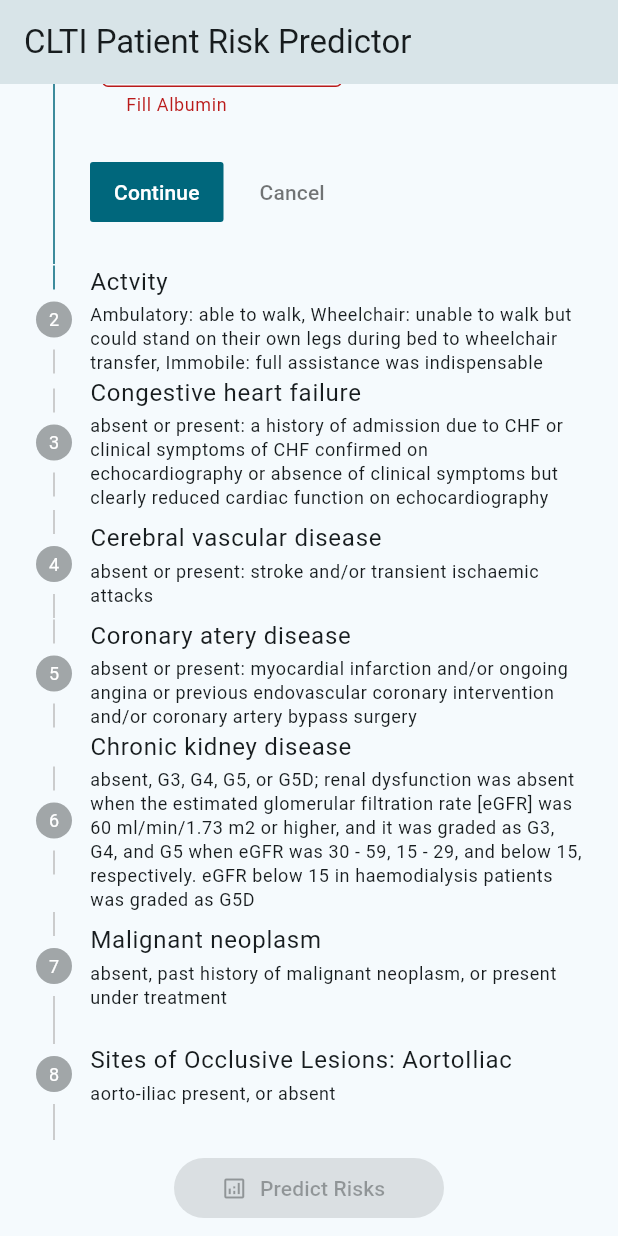
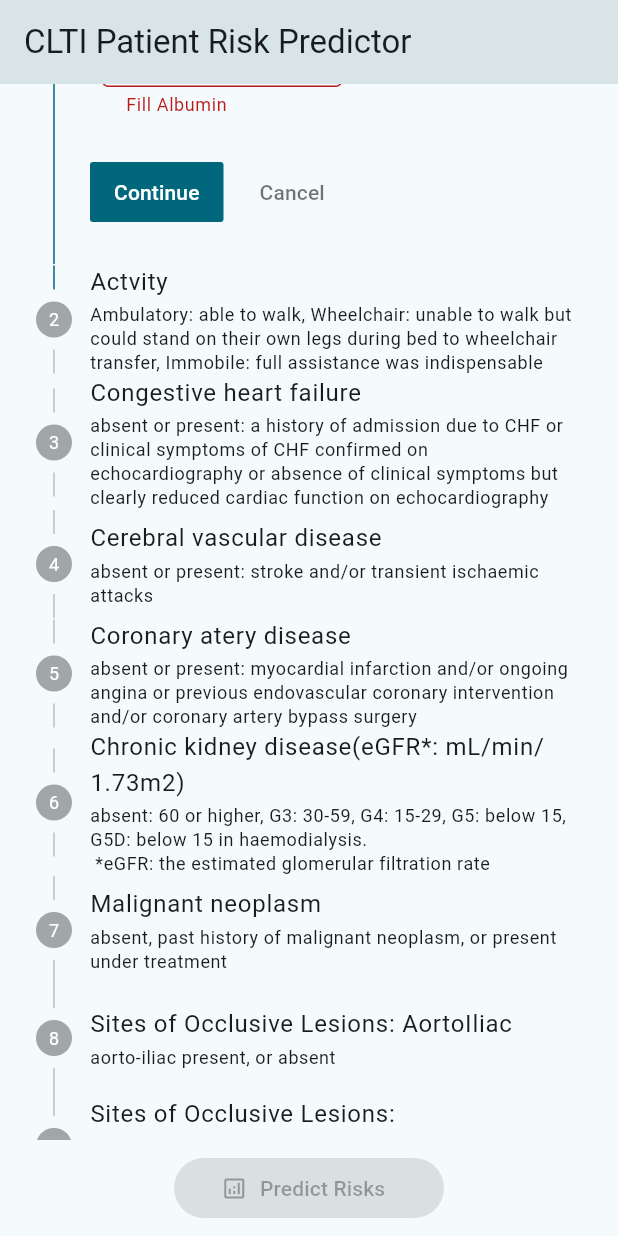
Before and after one commit to studiome/clti_risk, a Flutter app: the screen it shows after launch, scrolled down 576 dp, on a phone screen of 412 x 824 dp. Run offline on Flutter 3.47's test engine with Material 2 defaults, Android fonts, the phone set to English and light mode, and no system bars.

Commit message:
fix annotation

```diff
--- a/lib/widgets/patient_data_form.dart
+++ b/lib/widgets/patient_data_form.dart
@@ -400,9 +400,10 @@ class _PatientDataFormState extends State<PatientDataForm> {
                             : StepState.complete,
                   ),
                   Step(
-                    title: const Text('Chronic kidney disease'),
+                    title: const Text(
+                        'Chronic kidney disease(eGFR*: mL/min/1.73m2)'),
                     subtitle: const Text(
-                        'absent, G3, G4, G5, or G5D; renal dysfunction was absent when the estimated glomerular filtration rate [eGFR] was 60 ml/min/1.73 m2 or higher, and it was graded as G3, G4, and G5 when eGFR was 30 - 59, 15 - 29, and below 15, respectively. eGFR below 15 in haemodialysis patients was graded as G5D'),
+                        'absent: 60 or higher, G3: 30-59, G4: 15-29, G5: below 15, G5D: below 15 in haemodialysis.\n *eGFR: the estimated glomerular filtration rate'),
                     content: Container(
                       alignment: Alignment.centerLeft,
                       child: StepContentWithEnum<CKD>(
@@ -577,7 +578,7 @@ class _PatientDataFormState extends State<PatientDataForm> {
                   Step(
                     title: const Text('Abnormal WBC'),
                     subtitle: const Text(
-                        'white blood cell count; standard: 3000 - 8 000/mL, abnormal: < 3 000/mL or > 8 000/mL'),
+                        'white blood cell count: abnormal: > 8 000/mL'),
                     content: Container(
                       alignment: Alignment.centerLeft,
                       child: StepContentWithBoolean(
@@ -627,7 +628,7 @@ class _PatientDataFormState extends State<PatientDataForm> {
                   Step(
                     title: const Text('Dislipidemia'),
                     subtitle: const Text(
-                        'absent, present with good control; serum low density lipoprotein [LDL] < 100 mg/dL without other vascular diseases or LDL < 80 mg/dL with other vascular diseases, or present with poor control'),
+                        'absent, present:serum low density lipoprotein [LDL] > 140 mg/dL'),
                     content: Container(
                       alignment: Alignment.centerLeft,
                       child: StepContentWithBoolean(
@@ -651,7 +652,7 @@ class _PatientDataFormState extends State<PatientDataForm> {
                   ),
                   Step(
                     title: const Text('Smoking Status'),
-                    subtitle: const Text('no, ex-smoker, or current smoker'),
+                    subtitle: const Text('no, yes: smoker or ex-smoker'),
                     content: Container(
                       alignment: Alignment.centerLeft,
                       child: StepContentWithBoolean(
@@ -677,7 +678,7 @@ class _PatientDataFormState extends State<PatientDataForm> {
                     title: const Text(
                         'Contralateral limb arterial occlusive lesions'),
                     subtitle: const Text(
-                        'absent, pre- sent post-treatment, present asymptomatic or intermit- tent claudication, or present CLTI'),
+                        'present: including post-treatment, absent)'),
                     content: Container(
                       alignment: Alignment.centerLeft,
                       child: StepContentWithBoolean(
@@ -830,19 +831,19 @@ class _PatientDataFormState extends State<PatientDataForm> {
                                         padding: const EdgeInsets.symmetric(
                                             horizontal: 16.0, vertical: 8.0),
                                         child: SelectableText(
-                                            'prediction of 30 days Death or Amputation: ${pr.predicted30DDeathOrAmputation.toStringAsFixed(3)}'),
+                                            'prediction of 30 days Death or Amputation: ${(pr.predicted30DDeathOrAmputation * 100.0).toStringAsFixed(1)}%'),
                                       ),
                                       Padding(
                                         padding: const EdgeInsets.symmetric(
                                             horizontal: 16.0, vertical: 8.0),
                                         child: SelectableText(
-                                            'prediction of 30 days MALE: ${pr.predicted30DMALE.toStringAsFixed(3)}'),
+                                            'prediction of 30 days MALE: ${(pr.predicted30DMALE * 100.0).toStringAsFixed(1)}%'),
                                       ),
                                       Padding(
                                         padding: const EdgeInsets.symmetric(
                                             horizontal: 16.0, vertical: 8.0),
                                         child: SelectableText(
-                                            '2yr Overall Survival: ${pr.predictedOS.toStringAsFixed(2)}'),
+                                            '2yr Overall Survival: ${(pr.predictedOS * 100.0).toStringAsFixed(0)}%'),
                                       ),
                                       Padding(
                                         padding: const EdgeInsets.symmetric(
@@ -854,7 +855,7 @@ class _PatientDataFormState extends State<PatientDataForm> {
                                         padding: const EdgeInsets.symmetric(
                                             horizontal: 16.0, vertical: 8.0),
                                         child: SelectableText(
-                                            '2yr Amputation Free Survival: ${pr.predictedAFS.toStringAsFixed(2)}'),
+                                            '2yr Amputation Free Survival: ${(pr.predictedAFS * 100.0).toStringAsFixed(0)}%'),
                                       ),
                                     ],
                                   );
```
